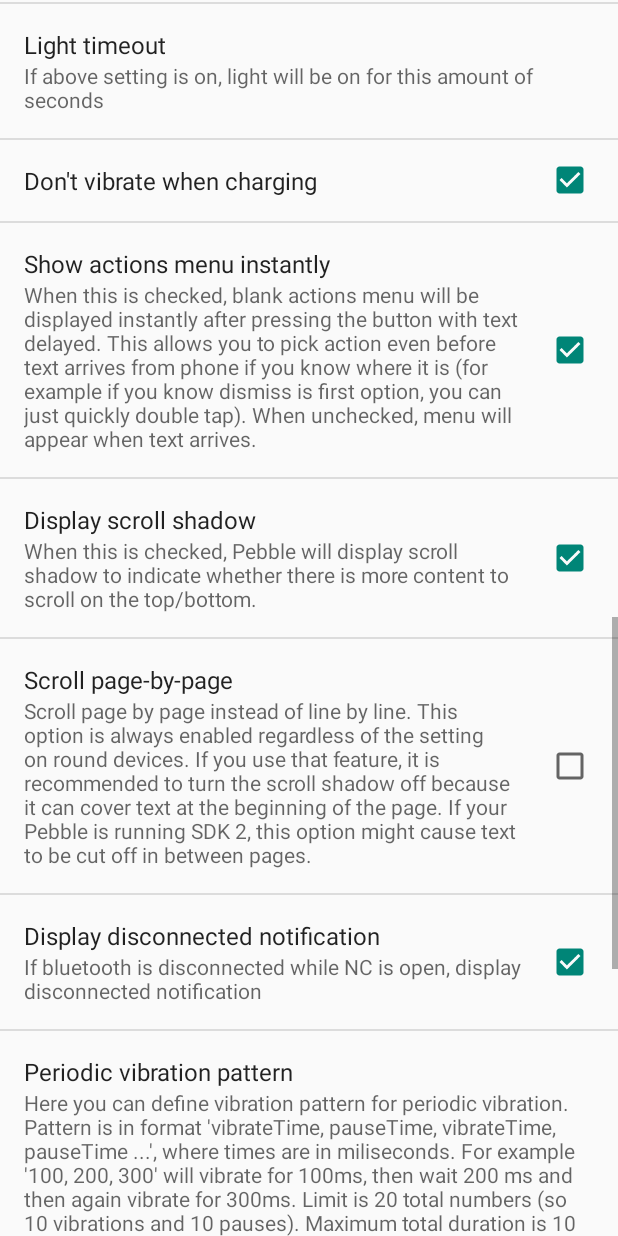
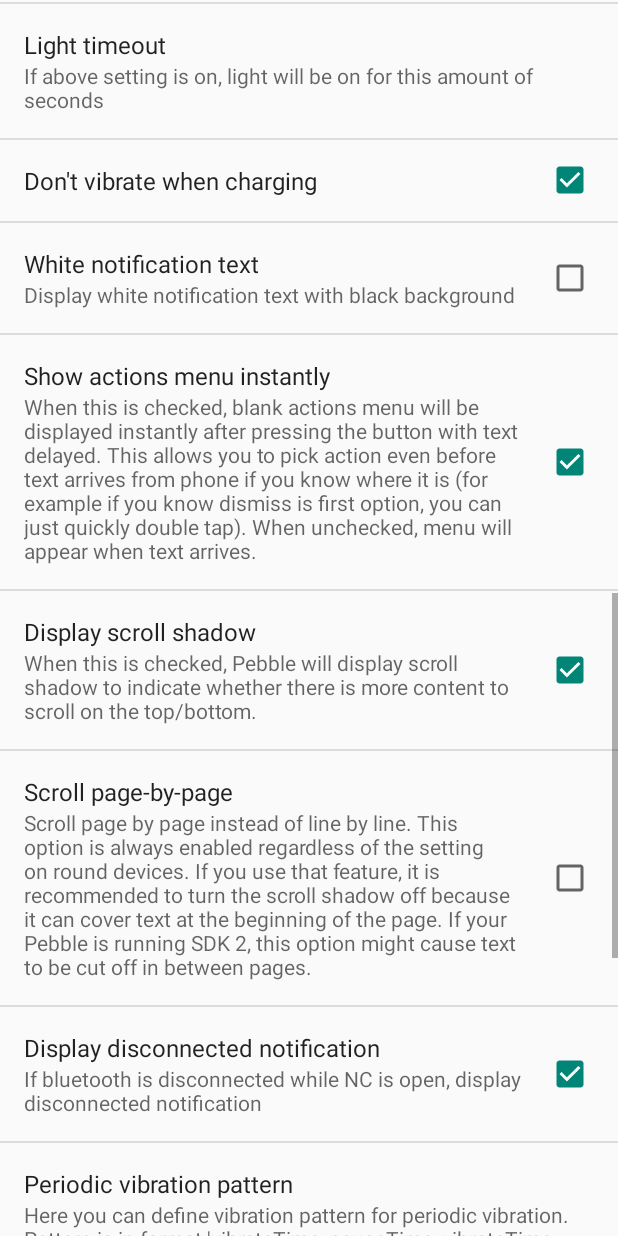
Before and after one commit to matejdro/PebbleNotificationCenter-Android, an Android app: the SettingsActivity screen opened directly, with no data from a screen before it, scrolled down 1153 dp, on a phone screen of 412 x 824 dp. Run offline under Robolectric (Android 15) with nearby library versions, the light colour scheme and no system bars; libraries missing offline, so code that uses them is left out: com.matejdro.pebblecommons, de.psdev.licensesdialog; 1 statement that could not run was skipped.

Commit message:
White notification text with black background option

```diff
--- a/app/src/main/java/com/matejdro/pebblenotificationcenter/PebbleNotificationCenter.java
+++ b/app/src/main/java/com/matejdro/pebblenotificationcenter/PebbleNotificationCenter.java
@@ -29,6 +29,7 @@ public class PebbleNotificationCenter extends PebbleCompanionApplication
     public static final String CLOSE_TO_LAST_APP = "closeToLastApp";
     public static final String DONT_VIBRATE_WHEN_CHARGING = "noVibrateCharge";
     public static final String SHAKE_ACTION = "shakeAction";
+    public static final String WHITE_NOTIFICATION_TEXT = "whiteNotificationText";
     public static final String NO_NOTIFY_VIBRATE = "noNotificationsSilent";
     public static final String NOTIFICATIONS_DISABLED = "noNotifications";
     public static final String VIBRATION_DISABLED = "noVibration";
--- a/app/src/main/java/com/matejdro/pebblenotificationcenter/pebble/modules/SystemModule.java
+++ b/app/src/main/java/com/matejdro/pebblenotificationcenter/pebble/modules/SystemModule.java
@@ -133,6 +133,7 @@ public class SystemModule extends CommModule
         flags |= (byte) (backlight ? 0x10 : 0);
         flags |= (byte) (getService().getGlobalSettings().getBoolean(PebbleNotificationCenter.DONT_VIBRATE_WHEN_CHARGING, true) ? 0x20 : 0);
         flags |= (byte) (getService().getGlobalSettings().getBoolean(PebbleNotificationCenter.NOTIFICATIONS_DISABLED, false) ? 0x80 : 0);
+        flags |= (byte) (getService().getGlobalSettings().getBoolean(PebbleNotificationCenter.WHITE_NOTIFICATION_TEXT, false) ? 0x40 : 0);
         flags |= (byte) (getService().getGlobalSettings().getBoolean(PebbleNotificationCenter.VIBRATION_DISABLED, false) ? 0x01 : 0);
 
         configBytes[7] = flags;
--- a/app/src/main/res/xml/settings.xml
+++ b/app/src/main/res/xml/settings.xml
@@ -60,7 +60,11 @@
             android:defaultValue="true"
             android:key="noVibrateCharge"
             android:title="Don&apos;t vibrate when charging" />
-
+        <CheckBoxPreference
+            android:defaultValue="false"
+            android:key="whiteNotificationText"
+            android:title="White notification text"
+            android:summary="Display white notification text with black background"/>
         <CheckBoxPreference
             android:key="showMenuInstantly"
             android:title="Show actions menu instantly"
```
